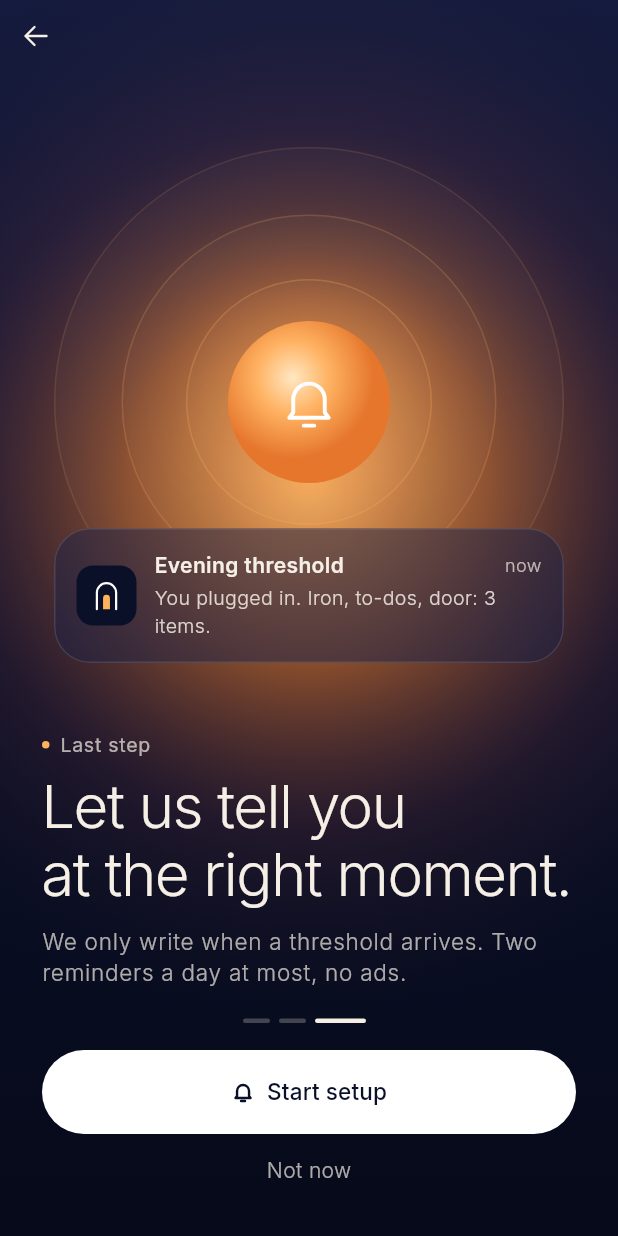
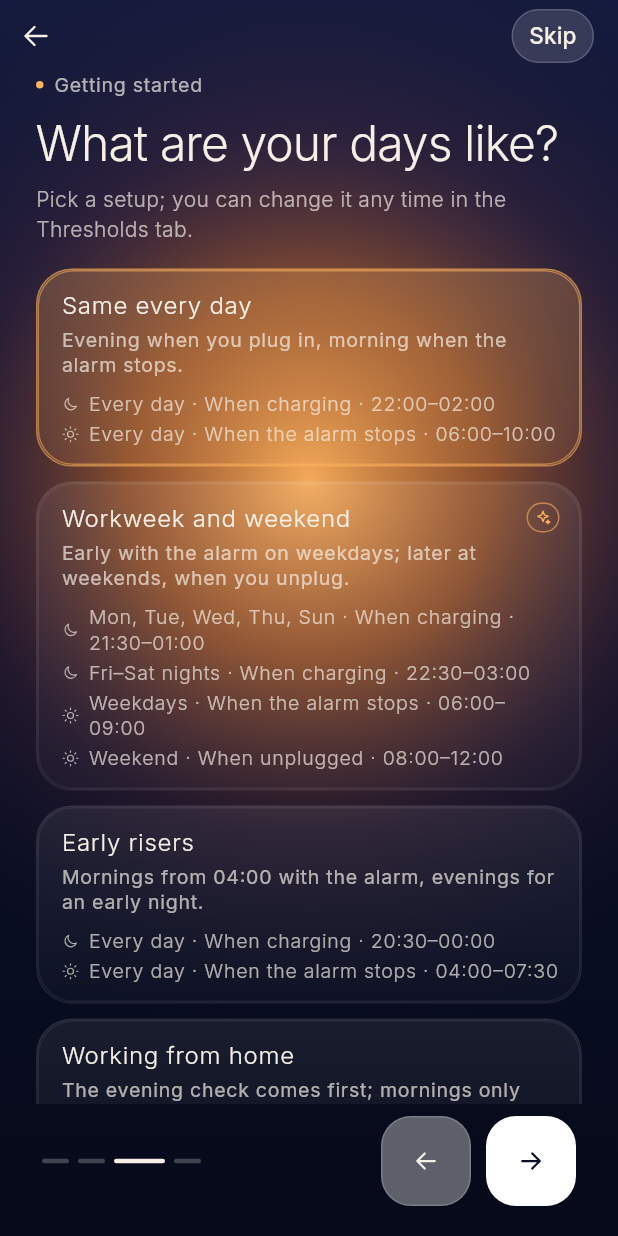
Before and after one commit to ishakdas/threshold, a Flutter app: the screen it shows after launch, swiped to page 3, on a phone screen of 412 x 824 dp. Run offline on Flutter 3.47's test engine with Material 3 defaults, Android fonts, the phone set to English and light mode, and no system bars; our stand-ins replace flutter_riverpod, flutter_svg, go_router, image_picker, in_app_purchase, shared_preferences; missing offline and left inert: in_app_purchase_android.

Commit message:
Girişte hazır düzen ve madde seçimi; Plus metni; küçük düzeltmeler
Co-Authored-By: Claude Opus 5.5 <noreply@anthropic.com>
Claude-Session: https://claude.ai/code/session_01HuJWcJmP6KzCekACY81Kzn

```diff
--- a/lib/features/onboarding/onboarding_screen.dart
+++ b/lib/features/onboarding/onboarding_screen.dart
@@ -6,7 +6,11 @@ import 'package:flutter_riverpod/flutter_riverpod.dart';
 import 'package:flutter_svg/flutter_svg.dart';
 import 'package:go_router/go_router.dart';
 
+import '../../core/day_mode.dart';
 import '../../data/app_state.dart';
+import '../../data/templates.dart';
+import '../../data/threshold_templates.dart';
+import '../trigger/threshold_widgets.dart';
 import '../../theme/esik_palette.dart';
 import '../../ui/atmosphere.dart';
 import '../../ui/components.dart';
@@ -15,7 +19,8 @@ import '../../ui/esik_logo.dart';
 import '../../ui/threshold_door.dart';
 import '../../l10n/texts.dart';
 
-/// İlk açılışta gösterilen üç sayfa: ne yapar, örnek senaryo, bildirim izni.
+/// İlk açılışta gösterilen dört sayfa: ne yapar, örnek senaryo, düzen ve
+/// hazır maddeler, bildirim izni.
 class OnboardingScreen extends ConsumerStatefulWidget {
   const OnboardingScreen({super.key});
 
@@ -26,6 +31,11 @@ class OnboardingScreen extends ConsumerStatefulWidget {
 class _OnboardingScreenState extends ConsumerState<OnboardingScreen> {
   final _pages = PageController();
   int _index = 0;
+  static const _count = 4;
+
+  /// Girişte seçilen hazır düzen ve madde paketleri; bitirince uygulanır.
+  ThresholdTemplate _template = thresholdTemplates.first;
+  final _packs = <ChecklistTemplate>{};
 
   @override
   void dispose() {
@@ -33,7 +43,20 @@ class _OnboardingScreenState extends ConsumerState<OnboardingScreen> {
     super.dispose();
   }
 
-  Future<void> _finish(String to) async {
+  /// [apply]: seçilen düzen ve paketler kurulsun mu ("Atla"da kurulmaz).
+  Future<void> _finish(String to, {bool apply = true}) async {
+    if (apply) {
+      ref.read(thresholdsProvider.notifier).replaceAll({
+        for (final mode in DayMode.values) mode: _template.thresholds[mode]!,
+      });
+      final l10n = context.l10n;
+      final checklist = ref.read(checklistProvider.notifier);
+      for (final pack in _packs) {
+        for (final e in pack.build(l10n).entries) {
+          if (e.value.isNotEmpty) checklist.addAll(e.key, e.value);
+        }
+      }
+    }
     await ref.read(onboardingSeenProvider.notifier).complete();
     if (mounted) context.go(to);
   }
@@ -52,7 +75,7 @@ class _OnboardingScreenState extends ConsumerState<OnboardingScreen> {
     final l10n = context.l10n;
     final p = context.palette;
     final t = Theme.of(context).textTheme;
-    final last = _index == 2;
+    final last = _index == _count - 1;
 
     return Scaffold(
       backgroundColor: Colors.transparent,
@@ -76,7 +99,7 @@ class _OnboardingScreenState extends ConsumerState<OnboardingScreen> {
                       Padding(
                         padding: const EdgeInsets.only(right: 16),
                         child: TextButton(
-                          onPressed: () => _finish('/bugun'),
+                          onPressed: () => _finish('/bugun', apply: false),
                           style: TextButton.styleFrom(
                             foregroundColor: p.text,
                             backgroundColor: p.chip,
@@ -95,10 +118,20 @@ class _OnboardingScreenState extends ConsumerState<OnboardingScreen> {
                 child: PageView(
                   controller: _pages,
                   onPageChanged: (i) => setState(() => _index = i),
-                  children: const [
-                    _IntroPage(),
-                    _ScenarioPage(),
-                    _NotifyPage(),
+                  children: [
+                    const _IntroPage(),
+                    const _ScenarioPage(),
+                    _SetupPage(
+                      template: _template,
+                      packs: _packs,
+                      onTemplate: (t) => setState(() => _template = t),
+                      onPack: (pack) => setState(
+                        () => _packs.contains(pack)
+                            ? _packs.remove(pack)
+                            : _packs.add(pack),
+                      ),
+                    ),
+                    const _NotifyPage(),
                   ],
                 ),
               ),
@@ -165,11 +198,11 @@ class _Dots extends StatelessWidget {
     final l10n = context.l10n;
     final p = context.palette;
     return Semantics(
-      label: l10n.pageOf(index + 1, 3),
+      label: l10n.pageOf(index + 1, _OnboardingScreenState._count),
       child: Row(
         mainAxisSize: MainAxisSize.min,
         children: [
-          for (var i = 0; i < 3; i++)
+          for (var i = 0; i < _OnboardingScreenState._count; i++)
             AnimatedContainer(
               duration: const Duration(milliseconds: 250),
               margin: const EdgeInsets.only(right: 6),
@@ -443,6 +476,75 @@ class _GhostWithCallouts extends StatelessWidget {
   }
 }
 
+/// Hazır düzen ve hazır maddeler. Her düzen için Plus denemesi açık olduğundan
+/// çok eşikli düzen de seçilebilir; deneme bitince ilk eşik kalır.
+class _SetupPage extends StatelessWidget {
+  const _SetupPage({
+    required this.template,
+    required this.packs,
+    required this.onTemplate,
+    required this.onPack,
+  });
+
+  final ThresholdTemplate template;
+  final Set<ChecklistTemplate> packs;
+  final ValueChanged<ThresholdTemplate> onTemplate;
+  final ValueChanged<ChecklistTemplate> onPack;
+
+  @override
+  Widget build(BuildContext context) {
+    final l10n = context.l10n;
+    final p = context.palette;
+    final t = Theme.of(context).textTheme;
+    return ListView(
+      padding: const EdgeInsets.symmetric(horizontal: 24),
+      children: [
+        DotLabel(l10n.onbSetupKicker),
+        const SizedBox(height: 10),
+        Text(l10n.onbSetupTitle, style: t.headlineMedium),
+        const SizedBox(height: 8),
+        Text(
+          l10n.onbSetupBody,
+          style: t.bodyMedium?.copyWith(color: p.textMuted),
+        ),
+        const SizedBox(height: 16),
+        for (final tpl in thresholdTemplates)
+          Padding(
+            padding: const EdgeInsets.only(bottom: 10),
+            child: ThresholdTemplateCard(
+              template: tpl,
+              selected: tpl == template,
+              onTap: () {
+                HapticFeedback.selectionClick();
+                onTemplate(tpl);
+              },
+            ),
+          ),
+        const SizedBox(height: 8),
+        Text(l10n.onbPacksTitle, style: t.titleMedium),
+        const SizedBox(height: 10),
+        Wrap(
+          spacing: 8,
+          runSpacing: 8,
+          children: [
+            for (final pack in checklistTemplates)
+              FilterChip(
+                selected: packs.contains(pack),
+                avatar: EsikIconView(pack.icon, size: 16, color: p.text),
+                label: Text(pack.title(l10n)),
+                onSelected: (_) {
+                  HapticFeedback.selectionClick();
+                  onPack(pack);
+                },
+              ),
+          ],
+        ),
+        const SizedBox(height: 32),
+      ],
+    );
+  }
+}
+
 class _NotifyPage extends StatelessWidget {
   const _NotifyPage();
 
--- a/lib/features/settings/app_settings_screen.dart
+++ b/lib/features/settings/app_settings_screen.dart
@@ -202,7 +202,7 @@ class _ReminderCard extends ConsumerWidget {
           ChoicePills<int>(
             values: const [1, 2, 3, 4, 5],
             value: r.max,
-            label: (n) => n == 1 ? l10n.remindOnce : '$n',
+            label: (n) => '$n',
             onChanged: (n) =>
                 notifier.set(ReminderSettings(max: n, minutes: r.minutes)),
           ),
--- a/lib/features/trigger/trigger_screen.dart
+++ b/lib/features/trigger/trigger_screen.dart
@@ -62,8 +62,10 @@ class _TriggerScreenState extends ConsumerState<TriggerScreen> {
     final list = _list;
     final weekend = _mode == DayMode.evening ? {5, 6} : {6, 7};
     final owner = list.indexWhere((c) => c.days.containsAll(weekend));
+    final free = !list.any((c) => c.days.intersection(weekend).isNotEmpty);
     final Set<int> days;
-    if (owner >= 0 && list[owner].days.length > weekend.length) {
+    // Hafta sonu ya hiçbir eşikte değil ya da daha büyük bir eşiğin parçası.
+    if (free || (owner >= 0 && list[owner].days.length > weekend.length)) {
       days = weekend;
     } else {
       final biggest = list.reduce(
--- a/lib/l10n/app_en.arb
+++ b/lib/l10n/app_en.arb
@@ -311,7 +311,7 @@
   "plusTagline": "Set up your thresholds exactly your way.",
   "plusFeatureMulti": "Several triggers at once",
   "plusFeatureWifiNfc": "Silent mode, Wi‑Fi and the NFC tag",
-  "plusFeatureDays": "Choose which days it works",
+  "plusFeatureDays": "Different thresholds by day (weekdays, weekends…)",
   "plusFeatureSilent": "Vibrate or ring when silent",
   "plusFeatureHistory": "History and stats",
   "plusOnce": "One-time payment, no subscription. No ads.",
--- a/lib/l10n/app_es.arb
+++ b/lib/l10n/app_es.arb
@@ -311,7 +311,7 @@
   "plusTagline": "Configura tus umbrales a tu manera.",
   "plusFeatureMulti": "Varios disparadores a la vez",
   "plusFeatureWifiNfc": "Modo silencio, Wi‑Fi y etiqueta NFC",
-  "plusFeatureDays": "Elegir qué días funciona",
+  "plusFeatureDays": "Umbrales distintos según el día (entre semana, fin de semana…)",
   "plusFeatureSilent": "Vibrar o sonar en silencio",
   "plusFeatureHistory": "Historial y estadísticas",
   "plusOnce": "Pago único, sin suscripción. Sin anuncios.",
--- a/lib/l10n/app_localizations.dart
+++ b/lib/l10n/app_localizations.dart
@@ -1969,7 +1969,7 @@ abstract class AppLocalizations {
   /// No description provided for @plusFeatureDays.
   ///
   /// In tr, this message translates to:
-  /// **'Çalışacağı günleri seçme'**
+  /// **'Günlere göre farklı eşikler (hafta içi, hafta sonu…)'**
   String get plusFeatureDays;
 
   /// No description provided for @plusFeatureSilent.
--- a/lib/l10n/app_localizations_en.dart
+++ b/lib/l10n/app_localizations_en.dart
@@ -1092,7 +1092,8 @@ class AppLocalizationsEn extends AppLocalizations {
   String get plusFeatureWifiNfc => 'Silent mode, Wi‑Fi and the NFC tag';
 
   @override
-  String get plusFeatureDays => 'Choose which days it works';
+  String get plusFeatureDays =>
+      'Different thresholds by day (weekdays, weekends…)';
 
   @override
   String get plusFeatureSilent => 'Vibrate or ring when silent';
--- a/lib/l10n/app_localizations_es.dart
+++ b/lib/l10n/app_localizations_es.dart
@@ -1096,7 +1096,8 @@ class AppLocalizationsEs extends AppLocalizations {
   String get plusFeatureWifiNfc => 'Modo silencio, Wi‑Fi y etiqueta NFC';
 
   @override
-  String get plusFeatureDays => 'Elegir qué días funciona';
+  String get plusFeatureDays =>
+      'Umbrales distintos según el día (entre semana, fin de semana…)';
 
   @override
   String get plusFeatureSilent => 'Vibrar o sonar en silencio';
--- a/lib/l10n/app_localizations_tr.dart
+++ b/lib/l10n/app_localizations_tr.dart
@@ -1076,7 +1076,8 @@ class AppLocalizationsTr extends AppLocalizations {
   String get plusFeatureWifiNfc => 'Sessiz mod, Wi‑Fi ve NFC etiketi';
 
   @override
-  String get plusFeatureDays => 'Çalışacağı günleri seçme';
+  String get plusFeatureDays =>
+      'Günlere göre farklı eşikler (hafta içi, hafta sonu…)';
 
   @override
   String get plusFeatureSilent => 'Sessizdeyken titret ya da çal';
--- a/lib/l10n/app_tr.arb
+++ b/lib/l10n/app_tr.arb
@@ -693,7 +693,7 @@
   "plusTagline": "Eşiklerini tam sana göre kur.",
   "plusFeatureMulti": "Birden fazla tetikleyici",
   "plusFeatureWifiNfc": "Sessiz mod, Wi‑Fi ve NFC etiketi",
-  "plusFeatureDays": "Çalışacağı günleri seçme",
+  "plusFeatureDays": "Günlere göre farklı eşikler (hafta içi, hafta sonu…)",
   "plusFeatureSilent": "Sessizdeyken titret ya da çal",
   "plusFeatureHistory": "Geçmiş ve istatistikler",
   "plusOnce": "Tek seferlik ödeme, abonelik yok. Reklam yok.",
```
Also changed, not shown: 1 other file.
